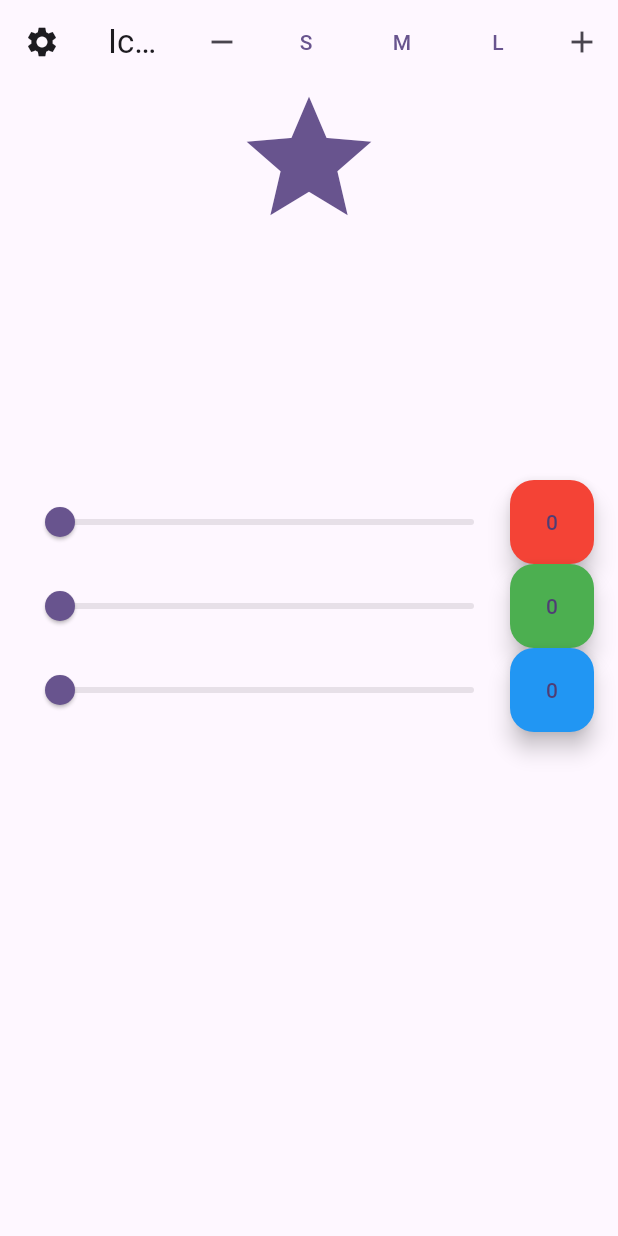
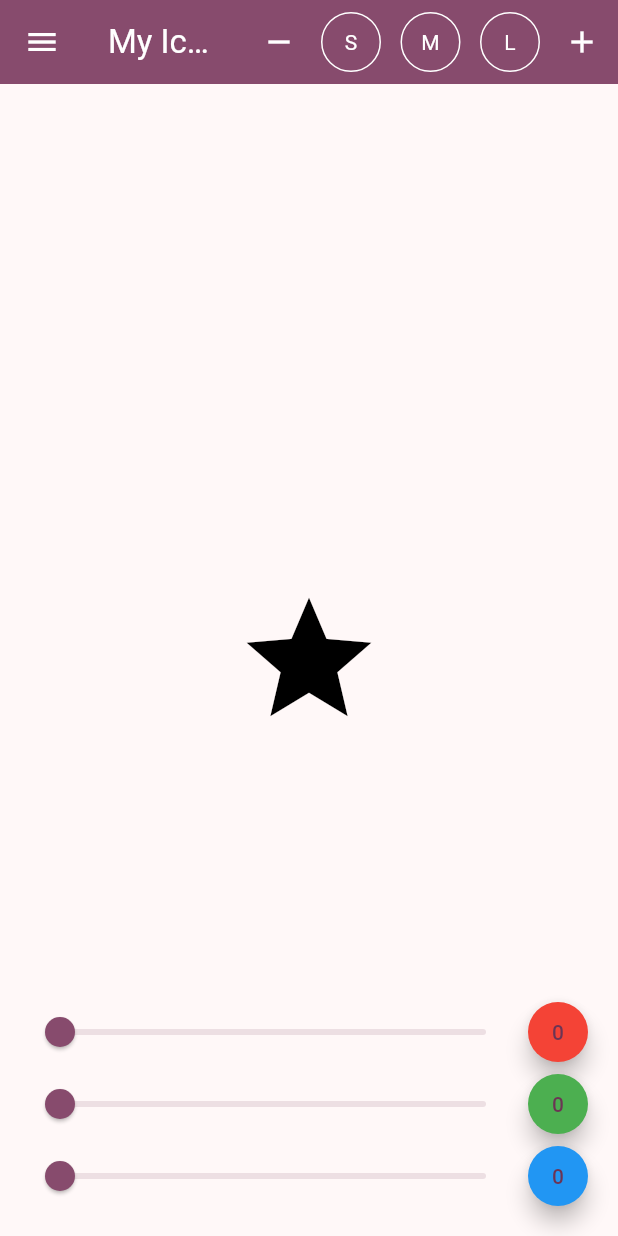
Before and after one commit to Sozpru/sozdar_prusha_lab_exam, a Flutter app: the screen it shows after launch, on a phone screen of 412 x 824 dp. Run offline on Flutter 3.47's test engine with Material 3 defaults, Android fonts, the light colour scheme and no system bars.

Commit message:
new changes

```diff
--- a/lib/main.dart
+++ b/lib/main.dart
@@ -12,9 +12,11 @@ class MyApp extends StatelessWidget {
   @override
   Widget build(BuildContext context) {
     return MaterialApp(
+      debugShowCheckedModeBanner: false,
       title: 'sozdar and prusha lab exam',
       theme: ThemeData(
-        colorScheme: ColorScheme.fromSeed(seedColor: Colors.deepPurple),
+        colorScheme: ColorScheme.fromSeed(
+            seedColor: const Color.fromARGB(255, 204, 104, 162)),
         useMaterial3: true,
       ),
       home: MyHomePage(),
--- a/lib/screens/my_home_page.dart
+++ b/lib/screens/my_home_page.dart
@@ -1,6 +1,7 @@
 import 'package:flutter/material.dart';
 
-import '../widgets/color_slider_widget.dart';
+import '../widgets/custom_action_button.dart';
+import '../widgets/custom_color_slider.dart';
 
 class MyHomePage extends StatefulWidget {
   @override
@@ -29,68 +30,39 @@ class _MyHomePageState extends State<MyHomePage> {
   Widget build(BuildContext context) {
     return Scaffold(
       appBar: AppBar(
-        title: Text('Icon App'),
+        actionsIconTheme:
+            IconThemeData(color: Theme.of(context).colorScheme.onPrimary),
+        title: Text(
+          'My Icon',
+          style: TextStyle(color: Theme.of(context).colorScheme.onPrimary),
+        ),
+        backgroundColor: Theme.of(context).colorScheme.primary,
         leading: Builder(
           builder: (context) => IconButton(
-            icon: Icon(Icons.settings),
+            icon: const Icon(Icons.menu),
+            color: Theme.of(context).colorScheme.onPrimary,
             onPressed: () {
               Scaffold.of(context).openDrawer();
             },
           ),
         ),
         actions: [
-          if (allowResize)
-            IconButton(
-              icon: Icon(Icons.remove),
-              onPressed: () {
+          CustomActionButton(
+            allowResize: allowResize,
+            iconSize: iconSize,
+            onPressed: (double size) {
               setState(() {
-                  iconSize -= 50.0;
+                iconSize = size;
               });
             },
-            ),
-          if (allowResize)
-            TextButton(
-              onPressed: () {
-                setState(() {
-                  iconSize = 100.0;
-                });
-              },
-              child: Text('S'),
-            ),
-          if (allowResize)
-            TextButton(
-              onPressed: () {
-                setState(() {
-                  iconSize = 300.0;
-                });
-              },
-              child: Text('M'),
-            ),
-          if (allowResize)
-            TextButton(
-              onPressed: () {
-                setState(() {
-                  iconSize = 500.0;
-                });
-              },
-              child: Text('L'),
-            ),
-          if (allowResize)
-            IconButton(
-              icon: Icon(Icons.add),
-              onPressed: () {
-                setState(() {
-                  iconSize += 50.0;
-                });
-              },
-            ),
+          )
         ],
       ),
       drawer: Drawer(
         child: ListView(
           children: [
             CheckboxListTile(
-              title: Text('Allow Resize'),
+              title: const Text('Allow Resize'),
               value: allowResize,
               onChanged: (value) {
                 setState(() {
@@ -99,7 +71,7 @@ class _MyHomePageState extends State<MyHomePage> {
               },
             ),
             CheckboxListTile(
-              title: Text('Allow Change Primer Color'),
+              title: const Text('Allow Change Primer Color'),
               value: allowChangePrimerColor,
               onChanged: (value) {
                 setState(() {
@@ -110,15 +82,14 @@ class _MyHomePageState extends State<MyHomePage> {
           ],
         ),
       ),
-      body: Center(
-        child: Icon(Icons.star,
-            size: iconSize,
-            color: allowChangePrimerColor
-                ? Theme.of(context).colorScheme.primary
-                : iconColor),
+      body: Stack(children: [
+        Center(
+          child: Icon(Icons.star, size: iconSize, color: iconColor),
         ),
-      bottomNavigationBar: ColorSliderWidget(
-        allowChangePrimerColor: allowChangePrimerColor,
+        Positioned.fill(
+          bottom: 0,
+          child: CustomColorSlider(
+            allowChangePrimaryColor: allowChangePrimerColor,
             onColorChanged: (double red, double green, double blue) {
               setState(() {
                 redValue = red;
@@ -127,6 +98,8 @@ class _MyHomePageState extends State<MyHomePage> {
               });
             },
           ),
+        ),
+      ]),
     );
   }
 }
--- a/lib/widgets/color_slider_widget.dart
+++ /dev/null
@@ -1,143 +0,0 @@
-import 'package:flutter/material.dart';
-
-class ColorSliderWidget extends StatefulWidget {
-  final bool allowChangePrimerColor;
-  final void Function(double red, double green, double blue) onColorChanged;
-
-  const ColorSliderWidget({
-    required this.allowChangePrimerColor,
-    required this.onColorChanged,
-  });
-
-  @override
-  _ColorSliderWidgetState createState() => _ColorSliderWidgetState();
-}
-
-class _ColorSliderWidgetState extends State<ColorSliderWidget> {
-  double redValue = 0;
-  double greenValue = 0;
-  double blueValue = 0;
-
-  Color get iconColor => Color.fromRGBO(
-        redValue.toInt(),
-        greenValue.toInt(),
-        blueValue.toInt(),
-        1.0,
-      );
-
-  @override
-  Widget build(BuildContext context) {
-    return Container(
-      padding: EdgeInsets.all(16.0),
-      child: Column(
-        mainAxisAlignment: MainAxisAlignment.center,
-        children: [
-          Row(
-            children: [
-              Expanded(
-                child: Slider(
-                  value: redValue,
-                  onChanged: (value) {
-                    setState(() {
-                      redValue = value;
-                      _updateIconColor();
-                    });
-                    widget.onColorChanged(redValue, greenValue, blueValue);
-                  },
-                  min: 0,
-                  max: 255,
-                ),
-              ),
-              if (widget.allowChangePrimerColor)
-                FloatingActionButton(
-                  onPressed: () {
-                    setState(() {
-                      redValue = 255;
-                      _updateIconColor();
-                    });
-                    widget.onColorChanged(redValue, greenValue, blueValue);
-                  },
-                  backgroundColor: Colors.red,
-                  child: Visibility(
-                    visible: widget.allowChangePrimerColor,
-                    child: Text(redValue.toInt().toString()),
-                  ),
-                ),
-            ],
-          ),
-          Row(
-            children: [
-              Expanded(
-                child: Slider(
-                  value: greenValue,
-                  onChanged: (value) {
-                    setState(() {
-                      greenValue = value;
-                      _updateIconColor();
-                    });
-                    widget.onColorChanged(redValue, greenValue, blueValue);
-                  },
-                  min: 0,
-                  max: 255,
-                ),
-              ),
-              if (widget.allowChangePrimerColor)
-                FloatingActionButton(
-                  onPressed: () {
-                    setState(() {
-                      greenValue = 255;
-                      _updateIconColor();
-                    });
-                    widget.onColorChanged(redValue, greenValue, blueValue);
-                  },
-                  backgroundColor: Colors.green,
-                  child: Visibility(
-                    visible: widget.allowChangePrimerColor,
-                    child: Text(greenValue.toInt().toString()),
-                  ),
-                ),
-            ],
-          ),
-          Row(
-            children: [
-              Expanded(
-                child: Slider(
-                  value: blueValue,
-                  onChanged: (value) {
-                    setState(() {
-                      blueValue = value;
-                      _updateIconColor();
-                    });
-                    widget.onColorChanged(redValue, greenValue, blueValue);
-                  },
-                  min: 0,
-                  max: 255,
-                ),
-              ),
-              if (widget.allowChangePrimerColor)
-                FloatingActionButton(
-                  onPressed: () {
-                    setState(() {
-                      blueValue = 255;
-                      _updateIconColor();
-                    });
-                    widget.onColorChanged(redValue, greenValue, blueValue);
-                  },
-                  backgroundColor: Colors.blue,
-                  child: Visibility(
-                    visible: widget.allowChangePrimerColor,
-                    child: Text(blueValue.toInt().toString()),
-                  ),
-                ),
-            ],
-          ),
-          SizedBox(height: 16),
-        ],
-      ),
-    );
-  }
-
-  void _updateIconColor() {
-    setState(() {});
-  }
-}
--- /dev/null
+++ b/lib/widgets/custom_action_button.dart
@@ -0,0 +1,59 @@
+import 'package:flutter/material.dart';
+
+class CustomActionButton extends StatelessWidget {
+  final bool allowResize;
+  final double iconSize;
+  final Function(double) onPressed;
+
+  const CustomActionButton({
+    required this.allowResize,
+    required this.iconSize,
+    required this.onPressed,
+  });
+
+  @override
+  Widget build(BuildContext context) {
+    if (!allowResize) {
+      return Container();
+    }
+
+    return Row(
+      children: [
+        IconButton(
+          icon: const Icon(Icons.remove),
+          onPressed: () {
+            onPressed(iconSize - 50.0);
+          },
+        ),
+        _buildButton('S', 100.0),
+        const SizedBox(width: 5),
+        _buildButton('M', 300.0),
+        const SizedBox(width: 5),
+        _buildButton('L', 500.0),
+        IconButton(
+          icon: const Icon(Icons.add),
+          onPressed: () {
+            onPressed(iconSize + 50.0);
+          },
+        ),
+      ],
+    );
+  }
+
+  IconButton _buildButton(String label, double size) {
+    return IconButton(
+      icon: Text(
+        label,
+        style: const TextStyle(color: Colors.white),
+      ),
+      onPressed: () {
+        onPressed(size);
+      },
+      style: ButtonStyle(
+        side: MaterialStateProperty.all(
+          const BorderSide(color: Colors.white),
+        ),
+      ),
+    );
+  }
+}
--- /dev/null
+++ b/lib/widgets/custom_color_slider.dart
@@ -0,0 +1,97 @@
+import 'package:flutter/material.dart';
+
+class CustomColorSlider extends StatefulWidget {
+  final bool allowChangePrimaryColor;
+  final void Function(double red, double green, double blue) onColorChanged;
+
+  const CustomColorSlider({
+    required this.allowChangePrimaryColor,
+    required this.onColorChanged,
+  });
+
+  @override
+  _CustomColorSliderState createState() => _CustomColorSliderState();
+}
+
+class _CustomColorSliderState extends State<CustomColorSlider> {
+  double redValue = 0;
+  double greenValue = 0;
+  double blueValue = 0;
+
+  @override
+  Widget build(BuildContext context) {
+    return Container(
+      padding: const EdgeInsets.all(16.0),
+      child: Column(
+        mainAxisAlignment: MainAxisAlignment.end,
+        crossAxisAlignment: CrossAxisAlignment.start,
+        children: [
+          buildSliderRow(redValue, Colors.red),
+          buildSliderRow(greenValue, Colors.green),
+          buildSliderRow(blueValue, Colors.blue),
+        ],
+      ),
+    );
+  }
+
+  Widget buildSliderRow(double value, Color color) {
+    return Row(
+      children: [
+        Expanded(
+          child: Slider(
+            value: value,
+            onChanged: (newValue) {
+              setState(() {
+                updateColor(value, newValue, color);
+              });
+              widget.onColorChanged(redValue, greenValue, blueValue);
+            },
+            min: 0,
+            max: 255,
+          ),
+        ),
+        buildColorButton(value, color),
+      ],
+    );
+  }
+
+  Widget buildColorButton(double value, Color color) {
+    return widget.allowChangePrimaryColor
+        ? FloatingActionButton(
+            shape: const CircleBorder(),
+            onPressed: () {
+              setState(() {
+                updateColor(value, 255, color);
+              });
+              widget.onColorChanged(redValue, greenValue, blueValue);
+            },
+            mini: true,
+            backgroundColor: color,
+            child: Visibility(
+              visible: widget.allowChangePrimaryColor,
+              child: Text(value.toInt().toString()),
+            ),
+          )
+        : Text(value.toInt().toString());
+  }
+
+  void updateColor(double oldValue, double newValue, Color color) {
+    switch (color) {
+      case Colors.red:
+        redValue = newValue;
+        greenValue = 0;
+        blueValue = 0;
+        break;
+      case Colors.green:
+        redValue = 0;
+        greenValue = newValue;
+        blueValue = 0;
+        break;
+      case Colors.blue:
+        redValue = 0;
+        greenValue = 0;
+        blueValue = newValue;
+        break;
+    }
+  }
+}
```
Also changed, not shown: lib/widgets/icon_button_widget.dart (deleted, +0 -19 lines). Lines whose indentation alone changed are shown as unchanged.
